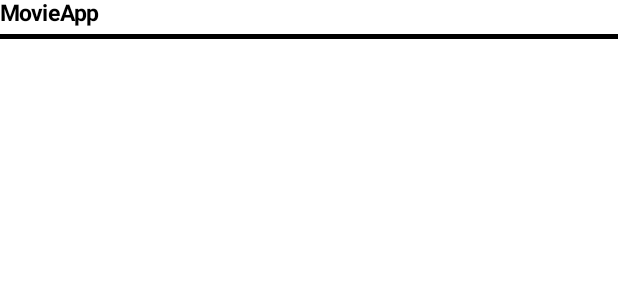
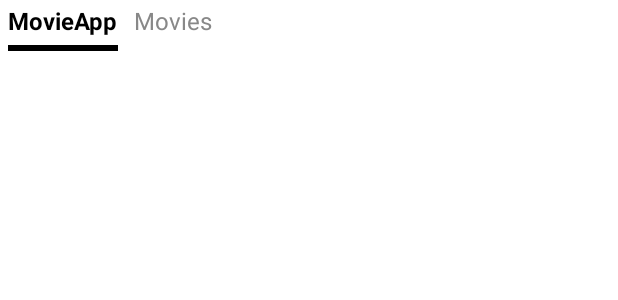
Before and after one commit to Nikola0711/android-vjestina-tmdb, an Android app built with Jetpack Compose: the @Preview function MovieCategoryLabelPreview, on a phone screen of 412 x 824 dp. Shown: the top 300 px of the screen. Run offline under Robolectric (Android 15) with nearby library versions, the phone set to English and light mode, and no system bars.

Commit message:
Zadaca1-ispravak

```diff
--- a/app/src/main/java/agency/five/codebase/android/movieapp/ui/component/MovieCategoryLabel.kt
+++ b/app/src/main/java/agency/five/codebase/android/movieapp/ui/component/MovieCategoryLabel.kt
@@ -2,6 +2,7 @@ package agency.five.codebase.android.movieapp.ui.component
 
 import agency.five.codebase.android.movieapp.R
 import androidx.annotation.StringRes
+import androidx.compose.foundation.clickable
 import androidx.compose.foundation.layout.*
 import androidx.compose.material.Divider
 import androidx.compose.material.Text
@@ -14,12 +15,11 @@ import androidx.compose.ui.tooling.preview.Preview
 import androidx.compose.ui.unit.dp
 import androidx.compose.ui.unit.sp
 
+sealed class MovieCategoryLabelTextViewState {
+    class InputText(val text: String) : MovieCategoryLabelTextViewState()
+    class ResourceText(@StringRes val textRes: Int) : MovieCategoryLabelTextViewState()
+}
 
-sealed class MovieCategoryLabelTextViewState{
-    class InputText(val text: String): MovieCategoryLabelTextViewState()
-    class ResourceText(@StringRes val textRes: Int): MovieCategoryLabelTextViewState()
-
-}
 data class MovieCategoryLabelViewState(
     val itemId: Int,
     val isSelected: Boolean,
@@ -29,68 +29,69 @@ data class MovieCategoryLabelViewState(
 
 @Composable
 fun MovieCategoryLabel(
-    movieCategoryLabelViewState: MovieCategoryLabelViewState
-){
-    if(movieCategoryLabelViewState.isSelected){
-        SelectedText(movieCategoryLabelViewState)
+    movieCategoryLabelViewState: MovieCategoryLabelViewState,
+    onClick: () -> Unit,
+    modifier: Modifier = Modifier,
+) {
+    if (movieCategoryLabelViewState.isSelected) {
+        Column(
+            modifier = Modifier
+                .padding(5.dp)
+                .width(intrinsicSize = IntrinsicSize.Max)
+                .clickable(onClick = onClick)
+        ) {
+            Text(
+                text = selectTextSource(movieCategoryLabelViewState = movieCategoryLabelViewState),
+                color = Color.Black,
+                fontWeight = FontWeight.Bold,
+                fontSize = 16.sp,
+                modifier = Modifier
+                    .fillMaxWidth()
+            )
+            Spacer(
+                modifier = Modifier
+                    .size(6.dp)
+            )
+            Divider(
+                color = Color.Black,
+                thickness = 4.dp,
+                modifier = Modifier
+                    .fillMaxWidth()
+            )
+        }
+    } else {
+        Text(
+            text = selectTextSource(movieCategoryLabelViewState = movieCategoryLabelViewState),
+            color = Color.Gray,
+            fontSize = 16.sp,
+            modifier = modifier
+                .padding(5.dp)
+                .clickable(onClick = onClick)
+        )
     }
-    else{
-        UnselectedText(movieCategoryLabelViewState)
-    }
-
 }
 
 @Composable
-fun SelectedText(
-    movieCategoryLabelViewState: MovieCategoryLabelViewState,
-    modifier: Modifier=Modifier
-
-){
-    val categoryText=movieCategoryLabelViewState.categoryText
-    Column {
-        Text(
-            text =when(categoryText){
-                is MovieCategoryLabelTextViewState.InputText -> categoryText.text
-                is MovieCategoryLabelTextViewState.ResourceText -> stringResource(id = categoryText.textRes)
-            },
-            color = Color.Black,
-            fontWeight = FontWeight.Bold,
-            fontSize = 15.sp,
-        )
-        Spacer(modifier = modifier.size(5.dp))
-        Divider(color = Color.Black, thickness = 3.dp, modifier = modifier.fillMaxWidth())
-
+fun selectTextSource(movieCategoryLabelViewState: MovieCategoryLabelViewState): String {
+    return when (val categoryText = movieCategoryLabelViewState.categoryText) {
+        is MovieCategoryLabelTextViewState.InputText -> categoryText.text
+        is MovieCategoryLabelTextViewState.ResourceText -> stringResource(id = categoryText.textRes)
     }
-
 }
 
-@Composable
-fun UnselectedText(
-    movieCategoryLabelViewState: MovieCategoryLabelViewState,
-    modifier: Modifier=Modifier
-) {
-    val categoryText = movieCategoryLabelViewState.categoryText
-    Text(
-        text = when (categoryText) {
-            is MovieCategoryLabelTextViewState.InputText -> categoryText.text
-            is MovieCategoryLabelTextViewState.ResourceText -> stringResource(id = categoryText.textRes)
-        },
-        color=Color.Gray,
-        fontSize = 15.sp,
+fun onMovieCategoryLabelClick() {}
 
-
-
-    )
-
-
-}
 @Preview
 @Composable
-fun MovieCategoryLabelPreview(){
-    val inputText=MovieCategoryLabelTextViewState.InputText("Movies")
-    val stringRes=MovieCategoryLabelTextViewState.ResourceText(R.string.app_name)
-    val viewState1= MovieCategoryLabelViewState(2,false, inputText)
-    val viewState2=MovieCategoryLabelViewState(1, true, stringRes)
-    MovieCategoryLabel(movieCategoryLabelViewState = viewState2)
-
+fun MovieCategoryLabelPreview() {
+    val inputText = MovieCategoryLabelTextViewState.InputText("Movies")
+    val stringRes = MovieCategoryLabelTextViewState.ResourceText(R.string.app_name)
+    val categoryViewState1 = MovieCategoryLabelViewState(0, true, stringRes)
+    val categoryViewState2 = MovieCategoryLabelViewState(1, false, inputText)
+    Row {
+        MovieCategoryLabel(movieCategoryLabelViewState = categoryViewState1,
+            { onMovieCategoryLabelClick() })
+        MovieCategoryLabel(movieCategoryLabelViewState = categoryViewState2,
+            { onMovieCategoryLabelClick() })
+    }
 }
```
Also changed, not shown: app/src/main/java/agency/five/codebase/android/movieapp/ui/component/ActorCard.kt (+22 -23 lines), app/src/main/java/agency/five/codebase/android/movieapp/ui/component/CrewItem.kt (+4 -4 lines), app/src/main/java/agency/five/codebase/android/movieapp/ui/component/FavoriteButton.kt (+4 -3 lines), app/src/main/java/agency/five/codebase/android/movieapp/ui/component/MovieCard.kt (+8 -9 lines), app/src/main/java/agency/five/codebase/android/movieapp/ui/component/UserScoreProgressBar.kt (+24 -21 lines).
